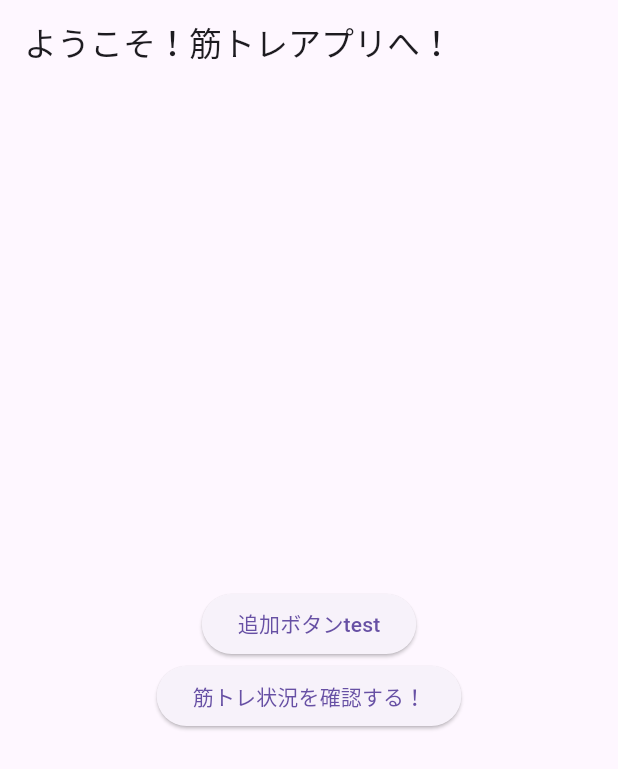
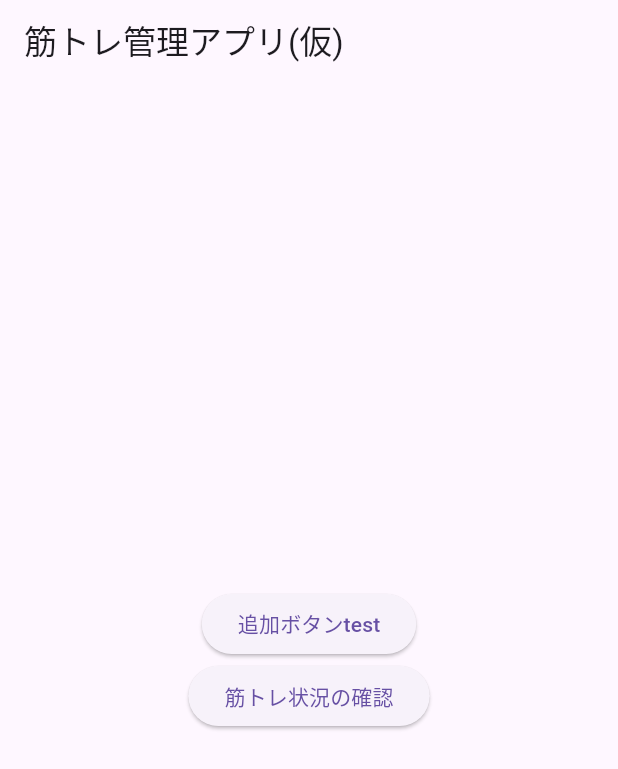
Before and after one commit to yudaitakeda/per, a Flutter app: the screen it shows after launch, on a phone screen of 412 x 824 dp. Shown: the top 769 px of the screen. Run offline on Flutter 3.47's test engine with Material 3 defaults, Android fonts, the light colour scheme and no system bars; our stand-ins replace table_calendar.

Commit message:
refactor:titleの変更

```diff
--- a/lib/main.dart
+++ b/lib/main.dart
@@ -26,7 +26,7 @@ class WidgetExample extends StatelessWidget {
     return Scaffold(
       //この中に表示したいウィジェットを記述する
       appBar: AppBar(
-        title: Text('ようこそ！筋トレアプリへ！'),
+        title: Text('筋トレ管理アプリ(仮)'),
       ),
       body: Center(
         child: Column(
@@ -50,7 +50,7 @@ class WidgetExample extends StatelessWidget {
                   MaterialPageRoute(builder: (context) => HomePage()),
                 );
               },
-              child: Text('筋トレ状況を確認する！'),
+              child: Text('筋トレ状況の確認'),
             ),
           ],
         ),
```
